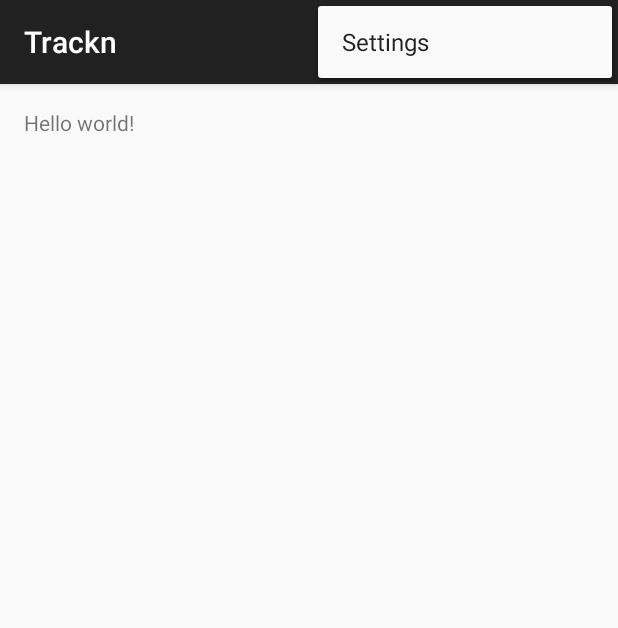
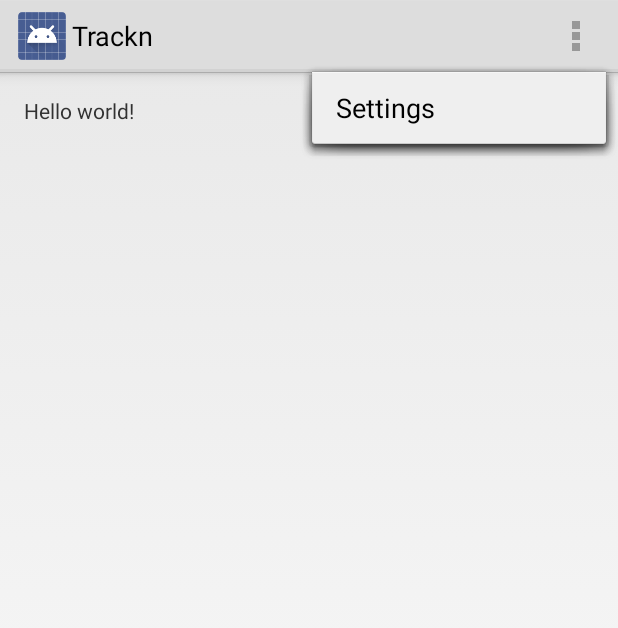
Before and after one commit to athulacharya/Trackn, an Android app: the screen it shows after launch (TrackApp), with the options menu open, on a phone screen of 412 x 824 dp. Shown: the top 628 px of the screen. Run offline under Robolectric (Android 15) with nearby library versions, the phone set to English and light mode, and no system bars.

```diff
--- a/app/build.gradle
+++ b/app/build.gradle
@@ -21,5 +21,4 @@ android {
 
 dependencies {
     compile fileTree(dir: 'libs', include: ['*.jar'])
-    compile 'com.android.support:appcompat-v7:21.0.3'
 }
--- a/app/src/main/java/com/athulacharya/trackn/TrackApp.java
+++ b/app/src/main/java/com/athulacharya/trackn/TrackApp.java
@@ -1,6 +1,6 @@
 package com.athulacharya.trackn;
 
-import android.support.v7.app.ActionBarActivity;
+import android.app.Activity;
 import android.os.Bundle;
 import android.view.Menu;
 import android.view.MenuItem;
@@ -8,7 +8,7 @@ import android.view.View;
 import android.widget.TextView;
 
 
-public class TrackApp extends ActionBarActivity {
+public class TrackApp extends Activity {
 
     @Override
     protected void onCreate(Bundle savedInstanceState) {
--- a/app/src/main/java/com/athulacharya/trackn/TrackWidgetProvider.java
+++ b/app/src/main/java/com/athulacharya/trackn/TrackWidgetProvider.java
@@ -5,9 +5,6 @@ import android.appwidget.AppWidgetManager;
 import android.appwidget.AppWidgetProvider;
 import android.content.Context;
 import android.content.Intent;
-import android.support.annotation.NonNull;
-import android.view.View;
-import android.widget.ImageButton;
 import android.widget.RemoteViews;
 
 public class TrackWidgetProvider extends AppWidgetProvider {
--- a/app/src/main/res/layout/track_widget.xml
+++ b/app/src/main/res/layout/track_widget.xml
@@ -1,11 +1,10 @@
 <?xml version="1.0" encoding="utf-8"?>
 <LinearLayout
     xmlns:android="http://schemas.android.com/apk/res/android"
-
     android:orientation="horizontal"
     android:layout_width="match_parent"
     android:layout_height="match_parent"
-    android:background="@color/background_material_light"
+    android:background="#999999"
     >
 
     <TextView
--- a/app/src/main/res/menu/menu_track_app.xml
+++ b/app/src/main/res/menu/menu_track_app.xml
@@ -1,6 +1,5 @@
 <menu xmlns:android="http://schemas.android.com/apk/res/android"
-    xmlns:app="http://schemas.android.com/apk/res-auto"
     xmlns:tools="http://schemas.android.com/tools" tools:context=".TrackApp">
     <item android:id="@+id/action_settings" android:title="@string/action_settings"
-        android:orderInCategory="100" app:showAsAction="never" />
+        android:orderInCategory="100" android:showAsAction="never" />
 </menu>
--- a/app/src/main/res/values/styles.xml
+++ b/app/src/main/res/values/styles.xml
@@ -1,7 +1,7 @@
 <resources>
 
     <!-- Base application theme. -->
-    <style name="AppTheme" parent="Theme.AppCompat.Light.DarkActionBar">
+    <style name="AppTheme" parent="android:Theme.Holo.Light">
         <!-- Customize your theme here. -->
     </style>
 
```
Also changed, not shown: 1 other file.
